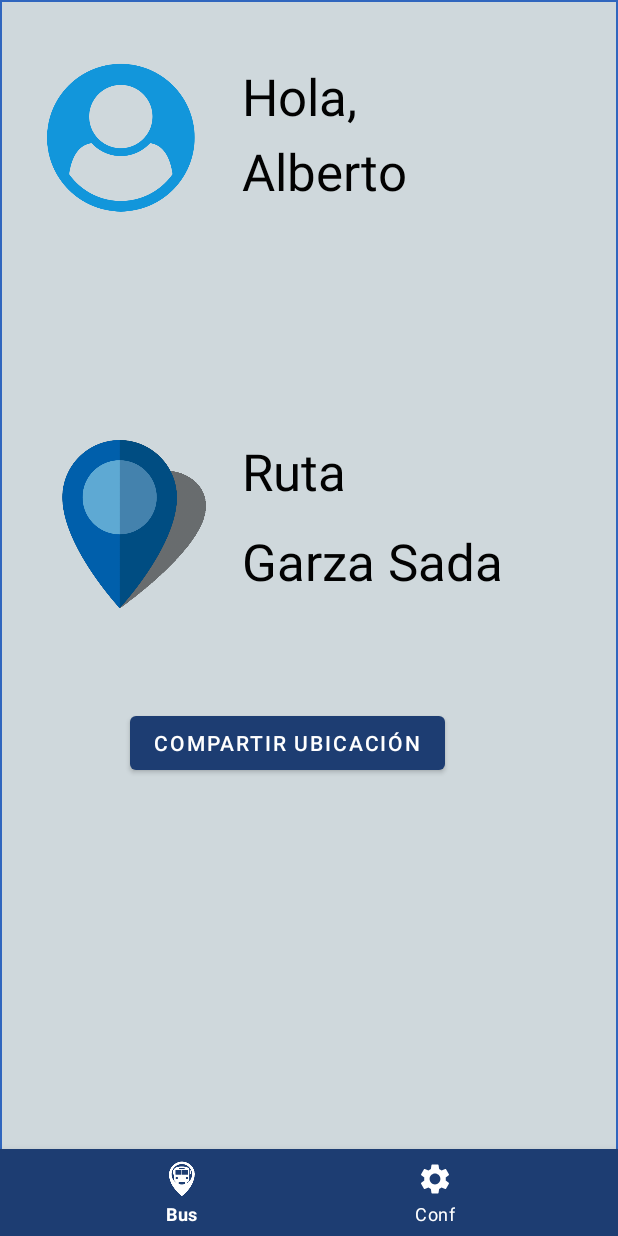
After one commit to ddl29/ElectroBus, an Android app: the HomeDriverActivity screen opened directly, with no data from a screen before it, on a phone screen of 412 x 824 dp. The commit adds this screen. Run offline under Robolectric (Android 15) with nearby library versions, the light colour scheme and no system bars; our stand-ins replace navigation-ui.

Commit message:
Home Driver upon login as a driver user: working now!

```diff
--- a/app/src/main/AndroidManifest.xml
+++ b/app/src/main/AndroidManifest.xml
@@ -9,10 +9,13 @@
         android:roundIcon="@mipmap/ic_launcher_round"
         android:supportsRtl="true"
         android:theme="@style/Theme.ElectroBus">
+        <activity
+            android:name=".HomeDriverActivity"
+            android:exported="false" />
 
         <meta-data
             android:name="com.google.android.geo.API_KEY"
-            android:value="@string/google_maps_key"/>
+            android:value="@string/google_maps_key" />
 
         <activity
             android:name=".RegisterActivity"
--- a/app/src/main/java/com/example/electrobus/AuthActivity.kt
+++ b/app/src/main/java/com/example/electrobus/AuthActivity.kt
@@ -99,10 +99,9 @@ class AuthActivity : AppCompatActivity() {
     }
 
     private fun showHome(userType: String){
-        val homeIntent = Intent(this, HomeActivity::class.java)
         if(userType == "Conductor")
-            Toast.makeText(applicationContext, "Mostrar Conductor Home", Toast.LENGTH_SHORT).show()
+            startActivity(Intent(this, HomeDriverActivity::class.java))
         else
-            startActivity(homeIntent)
+            startActivity(Intent(this, HomeActivity::class.java))
     }
 }
--- /dev/null
+++ b/app/src/main/java/com/example/electrobus/HomeDriverActivity.kt
@@ -0,0 +1,23 @@
+package com.example.electrobus
+
+import androidx.appcompat.app.AppCompatActivity
+import android.os.Bundle
+import androidx.navigation.fragment.NavHostFragment
+import androidx.navigation.ui.NavigationUI
+import com.example.electrobus.databinding.ActivityHomeDriverBinding
+
+class HomeDriverActivity : AppCompatActivity() {
+    lateinit var binding: ActivityHomeDriverBinding
+
+    override fun onCreate(savedInstanceState: Bundle?) {
+        super.onCreate(savedInstanceState)
+
+        binding = ActivityHomeDriverBinding.inflate(layoutInflater)
+        setContentView(binding.root)
+
+        //Navigation
+        val navHostFragment = supportFragmentManager.findFragmentById(R.id.fragmentContainerView) as NavHostFragment
+        var navController = navHostFragment.navController
+        NavigationUI.setupWithNavController(binding.bottomNavigation, navController)
+    }
+}
--- /dev/null
+++ b/app/src/main/java/com/example/electrobus/HomeDriverFragment.kt
@@ -0,0 +1,59 @@
+package com.example.electrobus
+
+import android.os.Bundle
+import androidx.fragment.app.Fragment
+import android.view.LayoutInflater
+import android.view.View
+import android.view.ViewGroup
+
+// TODO: Rename parameter arguments, choose names that match
+// the fragment initialization parameters, e.g. ARG_ITEM_NUMBER
+private const val ARG_PARAM1 = "param1"
+private const val ARG_PARAM2 = "param2"
+
+/**
+ * A simple [Fragment] subclass.
+ * Use the [HomeDriverFragment.newInstance] factory method to
+ * create an instance of this fragment.
+ */
+class HomeDriverFragment : Fragment() {
+    // TODO: Rename and change types of parameters
+    private var param1: String? = null
+    private var param2: String? = null
+
+    override fun onCreate(savedInstanceState: Bundle?) {
+        super.onCreate(savedInstanceState)
+        arguments?.let {
+            param1 = it.getString(ARG_PARAM1)
+            param2 = it.getString(ARG_PARAM2)
+        }
+    }
+
+    override fun onCreateView(
+        inflater: LayoutInflater, container: ViewGroup?,
+        savedInstanceState: Bundle?
+    ): View? {
+        // Inflate the layout for this fragment
+        return inflater.inflate(R.layout.fragment_home_driver, container, false)
+    }
+
+    companion object {
+        /**
+         * Use this factory method to create a new instance of
+         * this fragment using the provided parameters.
+         *
+         * @param param1 Parameter 1.
+         * @param param2 Parameter 2.
+         * @return A new instance of fragment HomeDriverFragment.
+         */
+        // TODO: Rename and change types and number of parameters
+        @JvmStatic
+        fun newInstance(param1: String, param2: String) =
+            HomeDriverFragment().apply {
+                arguments = Bundle().apply {
+                    putString(ARG_PARAM1, param1)
+                    putString(ARG_PARAM2, param2)
+                }
+            }
+    }
+}
--- /dev/null
+++ b/app/src/main/java/com/example/electrobus/SettingsDriverFragment.kt
@@ -0,0 +1,59 @@
+package com.example.electrobus
+
+import android.os.Bundle
+import androidx.fragment.app.Fragment
+import android.view.LayoutInflater
+import android.view.View
+import android.view.ViewGroup
+
+// TODO: Rename parameter arguments, choose names that match
+// the fragment initialization parameters, e.g. ARG_ITEM_NUMBER
+private const val ARG_PARAM1 = "param1"
+private const val ARG_PARAM2 = "param2"
+
+/**
+ * A simple [Fragment] subclass.
+ * Use the [SettingsDriverFragment.newInstance] factory method to
+ * create an instance of this fragment.
+ */
+class SettingsDriverFragment : Fragment() {
+    // TODO: Rename and change types of parameters
+    private var param1: String? = null
+    private var param2: String? = null
+
+    override fun onCreate(savedInstanceState: Bundle?) {
+        super.onCreate(savedInstanceState)
+        arguments?.let {
+            param1 = it.getString(ARG_PARAM1)
+            param2 = it.getString(ARG_PARAM2)
+        }
+    }
+
+    override fun onCreateView(
+        inflater: LayoutInflater, container: ViewGroup?,
+        savedInstanceState: Bundle?
+    ): View? {
+        // Inflate the layout for this fragment
+        return inflater.inflate(R.layout.fragment_settings_driver, container, false)
+    }
+
+    companion object {
+        /**
+         * Use this factory method to create a new instance of
+         * this fragment using the provided parameters.
+         *
+         * @param param1 Parameter 1.
+         * @param param2 Parameter 2.
+         * @return A new instance of fragment SettingsDriverFragment.
+         */
+        // TODO: Rename and change types and number of parameters
+        @JvmStatic
+        fun newInstance(param1: String, param2: String) =
+            SettingsDriverFragment().apply {
+                arguments = Bundle().apply {
+                    putString(ARG_PARAM1, param1)
+                    putString(ARG_PARAM2, param2)
+                }
+            }
+    }
+}
--- /dev/null
+++ b/app/src/main/res/layout/activity_home_driver.xml
@@ -0,0 +1,37 @@
+<?xml version="1.0" encoding="utf-8"?>
+<androidx.constraintlayout.widget.ConstraintLayout xmlns:android="http://schemas.android.com/apk/res/android"
+    xmlns:app="http://schemas.android.com/apk/res-auto"
+    xmlns:tools="http://schemas.android.com/tools"
+    android:layout_width="match_parent"
+    android:layout_height="match_parent"
+    tools:context=".HomeDriverActivity">
+
+    <androidx.fragment.app.FragmentContainerView
+        android:id="@+id/fragmentContainerView"
+        android:name="androidx.navigation.fragment.NavHostFragment"
+        android:layout_width="0dp"
+        android:layout_height="0dp"
+        android:layout_marginStart="1dp"
+        android:layout_marginTop="1dp"
+        android:layout_marginEnd="1dp"
+        app:defaultNavHost="true"
+        app:layout_constraintBottom_toTopOf="@+id/bottomNavigation"
+        app:layout_constraintEnd_toEndOf="parent"
+        app:layout_constraintStart_toStartOf="parent"
+        app:layout_constraintTop_toTopOf="parent"
+        app:navGraph="@navigation/navigation_driver"/>
+
+    <com.google.android.material.bottomnavigation.BottomNavigationView
+        android:id="@+id/bottomNavigation"
+        android:layout_width="0dp"
+        android:layout_height="58dp"
+        android:background="@color/dark_blue"
+        app:itemIconTint="@color/white"
+        app:itemTextColor="#FFFFFF"
+        app:layout_constraintBottom_toBottomOf="parent"
+        app:layout_constraintEnd_toEndOf="parent"
+        app:layout_constraintHorizontal_bias="1.0"
+        app:layout_constraintStart_toStartOf="parent"
+        app:menu="@menu/menu_driver" />
+
+</androidx.constraintlayout.widget.ConstraintLayout>
--- /dev/null
+++ b/app/src/main/res/layout/fragment_home_driver.xml
@@ -0,0 +1,77 @@
+<?xml version="1.0" encoding="utf-8"?>
+<FrameLayout xmlns:android="http://schemas.android.com/apk/res/android"
+    xmlns:app="http://schemas.android.com/apk/res-auto"
+    xmlns:tools="http://schemas.android.com/tools"
+    android:layout_width="match_parent"
+    android:layout_height="match_parent"
+    android:background="@color/graylight"
+    tools:context=".HomeDriverFragment">
+
+    <!-- TODO: Update blank fragment layout -->
+
+    <ImageView
+        android:id="@+id/imageView"
+        android:layout_width="99dp"
+        android:layout_height="120dp"
+        android:layout_marginLeft="30dp"
+        android:layout_marginTop="30dp"
+        android:src="@drawable/profile_icon" />
+
+    <TextView
+        android:id="@+id/textView"
+        android:layout_width="wrap_content"
+        android:layout_height="wrap_content"
+        android:layout_marginLeft="160dp"
+        android:layout_marginTop="40dp"
+        android:text="Hola,"
+        android:textColor="#020202"
+        android:textSize="34sp" />
+
+    <TextView
+        android:id="@+id/name_textview"
+        android:layout_width="wrap_content"
+        android:layout_height="wrap_content"
+        android:layout_marginLeft="160dp"
+        android:layout_marginTop="90dp"
+        android:text="Alberto"
+        android:textColor="#020202"
+        android:textSize="34sp" />
+
+    <ImageView
+        android:id="@+id/imageView2"
+        android:layout_width="96dp"
+        android:layout_height="136dp"
+        android:layout_marginLeft="40dp"
+        android:layout_marginTop="280dp"
+        android:src="@drawable/location_icon" />
+
+    <TextView
+        android:id="@+id/textView3"
+        android:layout_width="wrap_content"
+        android:layout_height="wrap_content"
+        android:layout_marginLeft="160dp"
+        android:layout_marginTop="290dp"
+        android:text="Ruta"
+        android:textColor="#020202"
+        android:textSize="34sp" />
+
+    <TextView
+        android:id="@+id/ruta_textview"
+        android:layout_width="wrap_content"
+        android:layout_height="wrap_content"
+        android:layout_marginLeft="160dp"
+        android:layout_marginTop="350dp"
+        android:text="Garza Sada"
+        android:textColor="#020202"
+        android:textSize="34sp" />
+
+    <Button
+        android:id="@+id/button"
+        android:layout_width="wrap_content"
+        android:layout_height="wrap_content"
+        android:layout_marginLeft="85dp"
+        android:layout_marginTop="470dp"
+        android:text="COMPARTIR UBICACIÓN"
+        android:textColor="#FFFFFF" />
+
+</FrameLayout>
--- /dev/null
+++ b/app/src/main/res/layout/fragment_settings_driver.xml
@@ -0,0 +1,14 @@
+<?xml version="1.0" encoding="utf-8"?>
+<FrameLayout xmlns:android="http://schemas.android.com/apk/res/android"
+    xmlns:tools="http://schemas.android.com/tools"
+    android:layout_width="match_parent"
+    android:layout_height="match_parent"
+    tools:context=".SettingsDriverFragment">
+
+    <!-- TODO: Update blank fragment layout -->
+    <TextView
+        android:layout_width="match_parent"
+        android:layout_height="match_parent"
+        android:text="setting driver" />
+
+</FrameLayout>
--- a/app/src/main/res/menu/menu.xml
+++ b/app/src/main/res/menu/menu.xml
@@ -2,7 +2,7 @@
 <menu xmlns:android="http://schemas.android.com/apk/res/android">
 
     <item
-        android:id="@+id/homeFragment"
+        android:id="@+id/homeDriverFragment"
         android:icon="@drawable/electrobus_logo_small"
         android:title="Bus" />
     <item
@@ -18,7 +18,7 @@
         android:icon="@drawable/ic_baseline_co2_24"
         android:title="Stats" />
     <item
-        android:id="@+id/settingsFragment"
+        android:id="@+id/settingsDriverFragment"
         android:icon="@drawable/ic_baseline_settings_24"
         android:title="Conf" />
 </menu>
--- /dev/null
+++ b/app/src/main/res/menu/menu_driver.xml
@@ -0,0 +1,12 @@
+<?xml version="1.0" encoding="utf-8"?>
+<menu xmlns:android="http://schemas.android.com/apk/res/android">
+    <item
+        android:id="@+id/homeDriverFragment"
+        android:icon="@drawable/electrobus_logo_small"
+        android:title="Bus" />
+
+    <item
+        android:id="@+id/settingsDriverFragment"
+        android:icon="@drawable/ic_baseline_settings_24"
+        android:title="Conf" />
+</menu>
--- a/app/src/main/res/navigation/navigation.xml
+++ b/app/src/main/res/navigation/navigation.xml
@@ -3,7 +3,7 @@
     xmlns:app="http://schemas.android.com/apk/res-auto"
     xmlns:tools="http://schemas.android.com/tools"
     android:id="@+id/navigation"
-    app:startDestination="@id/homeFragment">
+    app:startDestination="@id/homeDriverFragment">
 
     <fragment
         android:id="@+id/rutasFragment"
@@ -21,12 +21,12 @@
         android:label="fragment_stats"
         tools:layout="@layout/fragment_stats" />
     <fragment
-        android:id="@+id/settingsFragment"
+        android:id="@+id/settingsDriverFragment"
         android:name="com.example.electrobus.SettingsFragment"
         android:label="fragment_settings"
         tools:layout="@layout/fragment_settings" />
     <fragment
-        android:id="@+id/homeFragment"
+        android:id="@+id/homeDriverFragment"
         android:name="com.example.electrobus.HomeFragment"
         android:label="fragment_home"
         tools:layout="@layout/fragment_home" />
--- /dev/null
+++ b/app/src/main/res/navigation/navigation_driver.xml
@@ -0,0 +1,19 @@
+<?xml version="1.0" encoding="utf-8"?>
+<navigation xmlns:android="http://schemas.android.com/apk/res/android"
+    xmlns:app="http://schemas.android.com/apk/res-auto"
+    android:id="@+id/navigation_driver"
+    xmlns:tools="http://schemas.android.com/tools"
+    app:startDestination="@id/homeDriverFragment">
+
+
+    <fragment
+        android:id="@+id/homeDriverFragment"
+        android:name="com.example.electrobus.HomeDriverFragment"
+        android:label="fragment_home_driver"
+        tools:layout="@layout/fragment_home_driver" />
+    <fragment
+        android:id="@+id/settingsDriverFragment"
+        android:name="com.example.electrobus.SettingsDriverFragment"
+        android:label="fragment_settings_driver"
+        tools:layout="@layout/fragment_settings_driver" />
+</navigation>
--- a/app/src/main/res/values/colors.xml
+++ b/app/src/main/res/values/colors.xml
@@ -15,4 +15,5 @@
     <!-- Status Colors -->
     <color name="carmine">#FFB6174B</color>
     <color name="may_green">#FF3F8D44</color>
+    <color name="graylight">#cfd8dc</color>
 </resources>
```
Also changed, not shown: app/src/main/res/drawable/location_icon.png (added), app/src/main/res/drawable/profile_icon.png (added).
